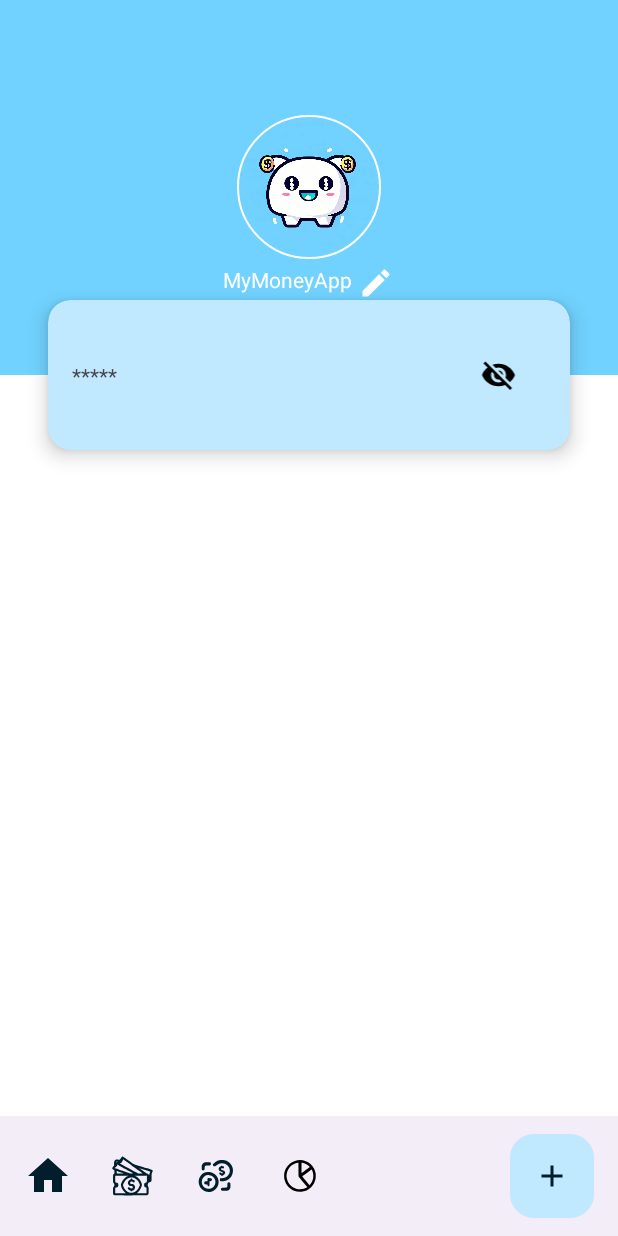
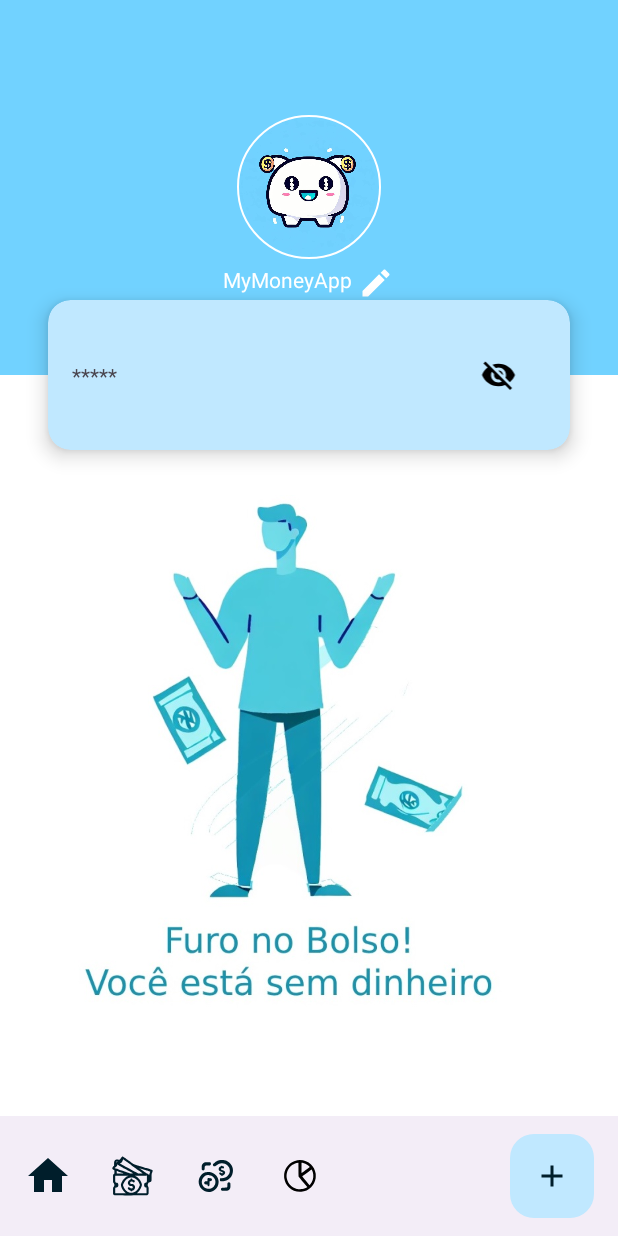
Before and after one commit to luararamos/my_money_app, an Android app: the screen it shows after launch (HomeActivity), on a phone screen of 412 x 824 dp. Run offline under Robolectric (Android 15) with nearby library versions, the phone set to English and light mode, and no system bars; our stand-ins replace CircleImageView, Room's generated code, RxJava; 1 statement that could not run was skipped.

Commit message:
image error

```diff
--- a/app/src/main/java/com/example/mymoneyapp/wallet/presentation/StatementPresenter.kt
+++ b/app/src/main/java/com/example/mymoneyapp/wallet/presentation/StatementPresenter.kt
@@ -127,9 +127,7 @@ class StatementPresenter(
 
     private fun onStatementFail(t: Throwable) {
         onGetAccountBalance(0.0)
-//        viewHome?.showFailure(
-//            Resources.getSystem().getString(R.string.txt_mensage_error_without_money)
-//        )
+        viewHome?.showFailure("Você está sem dinheiro")
     }
 
     private fun onGetGraphicSpend(d: Double) {
--- a/app/src/main/java/com/example/mymoneyapp/wallet/view/HomeActivity.kt
+++ b/app/src/main/java/com/example/mymoneyapp/wallet/view/HomeActivity.kt
@@ -189,8 +189,8 @@ class HomeActivity : AppCompatActivity(), Wallet.HomeView, RegisterUser.View {
             getString(R.string.txt_mensage_error_occurred) -> {
                 binding.imgErrorActivityHome.setImageDrawable(getDrawable(R.drawable.img_error_occurred))
             }
-
         }
+        binding.imgErrorActivityHome.visibility = View.VISIBLE
     }
 
     override fun hideFailure() {
--- a/app/src/main/res/layout/activity_home.xml
+++ b/app/src/main/res/layout/activity_home.xml
@@ -94,6 +94,7 @@
         android:layout_width="match_parent"
         android:layout_height="wrap_content"
         android:visibility="gone"
+        android:layout_marginTop="64dp"
         app:layout_behavior="com.google.android.material.appbar.AppBarLayout$ScrollingViewBehavior"
         android:contentDescription="@null" />
 
```
Also changed, not shown: app/src/main/res/drawable/img_not_money.jpg.
